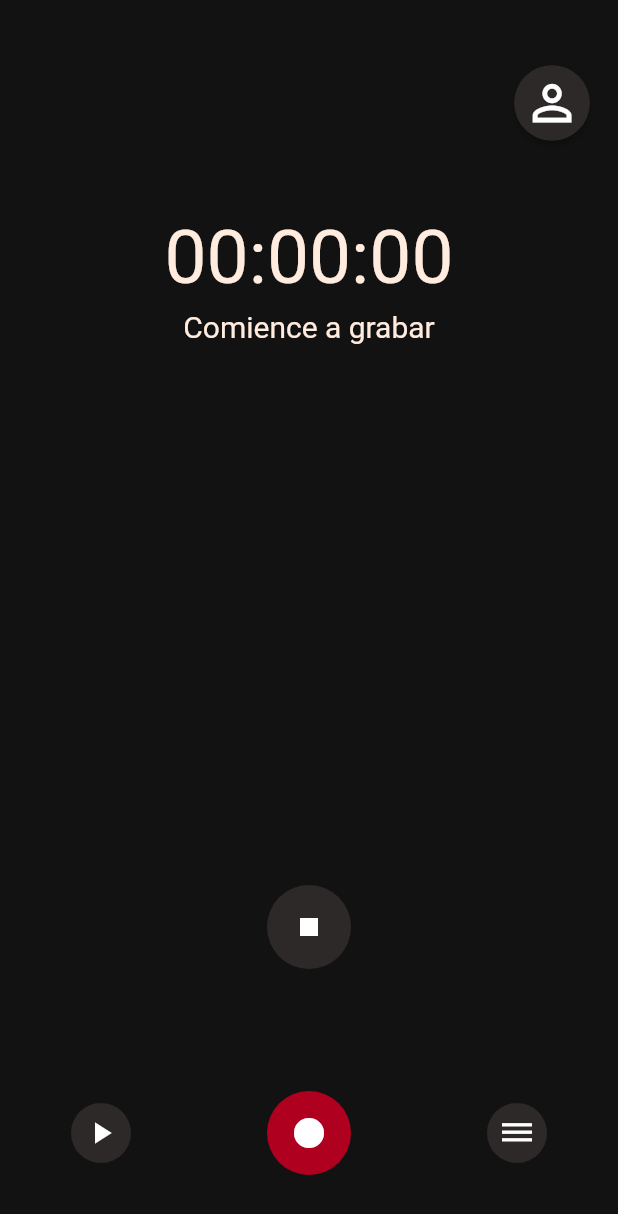
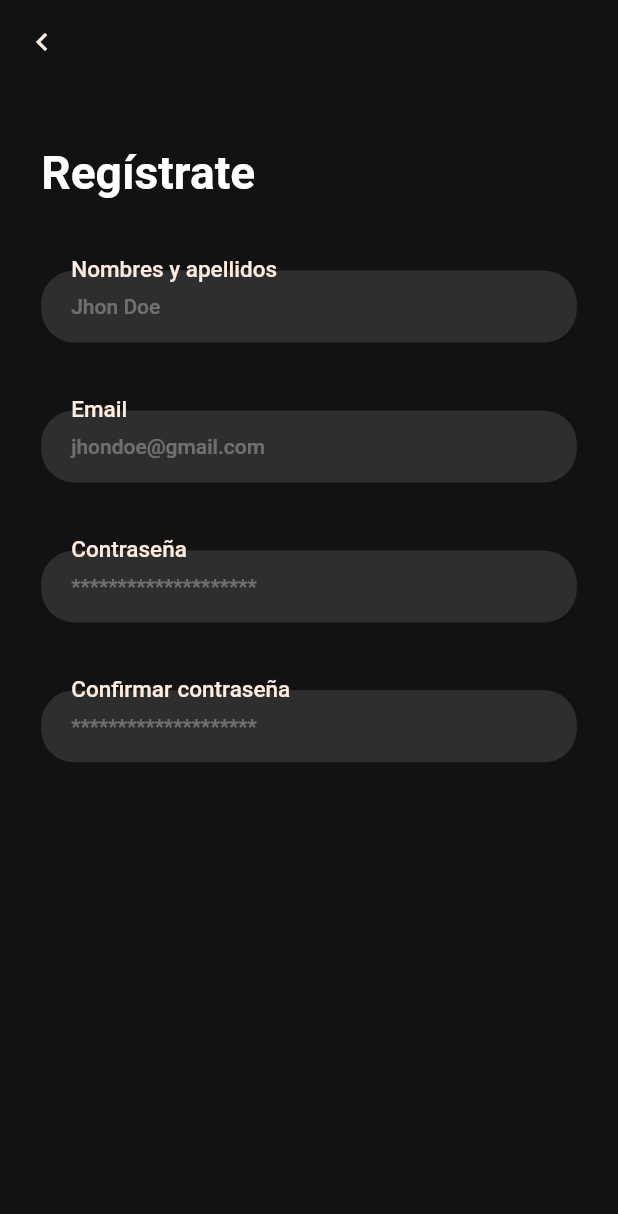
Before and after one commit to Robert3452/App_Painless, a Flutter app: the screen it shows after launch, after a tap on the "person outline" icon, on a phone screen of 412 x 824 dp. Shown: the top 1214 px of the screen. Run offline on Flutter 3.47's test engine with Material 2 defaults, Android fonts, the phone set to English and light mode, and no system bars; our stand-ins replace bloc, equatable, flutter_bloc, permission_handler, speech_to_text; missing offline and left inert: flutter_sound; statements that could not run were skipped.

Commit message:
adding register screen

```diff
--- a/lib/bloc/api/post_logic.dart
+++ b/lib/bloc/api/post_logic.dart
@@ -1,6 +1,5 @@
 import 'dart:convert';
 import 'package:http/http.dart' as http;
-
 abstract class PostLogic {
   Future<Map<String, dynamic>> postAggression(String sentence);
 }
@@ -8,20 +7,18 @@ abstract class PostLogic {
 class HttpException implements Exception {}
 
 class SimpleHttpLogic extends PostLogic {
-  // 'https://painless-v2.herokuapp.com/aggresion'
-  String url = 'https://painless-v2.herokuapp.com/aggresion';
+  String url = 'painless-v2.herokuapp.com';
+
   @override
   Future<Map<String, dynamic>> postAggression(String sentence) async {
+    String path = '/aggression';
     Map<String, String> headers = {"Content-type": "application/json"};
-    String json = jsonEncode({"sentence": sentence});
-
-    http.Response response =
-        await http.post(this.url, headers: headers, body: json);
-
+    Map<String, String> queryParameters = {"phrase": sentence};
+    String uri = Uri.https(this.url, path, queryParameters).toString();
+    http.Response response = await http.get(uri, headers: headers);
+    print(response.body);
     Map<String, dynamic> body =
         jsonDecode(response.body); //Convierte una cadena en JSON
-    print(body);
-
     return body;
   }
 }
--- a/lib/main.dart
+++ b/lib/main.dart
@@ -1,6 +1,8 @@
 import 'package:flutter/material.dart';
 import 'package:painless_app/constants.dart';
+import 'package:painless_app/routes.dart';
 import 'package:painless_app/screens/recorder/recorder.dart';
+import 'package:painless_app/theme.dart';
 
 void main() {
   runApp(MyApp());
@@ -13,15 +15,9 @@ class MyApp extends StatelessWidget {
     return MaterialApp(
       debugShowCheckedModeBanner: false,
       title: 'Painless App',
-      theme: ThemeData(
-        scaffoldBackgroundColor: kBackgroundColor,
-        textTheme: TextTheme(
-          bodyText1: TextStyle(color: kPrimaryColor),
-          bodyText2: TextStyle(color: kPrimaryColor),
-        ),
-        visualDensity: VisualDensity.adaptivePlatformDensity,
-      ),
-      home: Recorder(),
+      theme: theme(),
+      initialRoute: Recorder.routeName,
+      routes: routes,
     );
   }
 }
--- /dev/null
+++ b/lib/routes.dart
@@ -0,0 +1,9 @@
+import 'package:flutter/widgets.dart';
+import 'screens/recorder/recorder.dart';
+import 'screens/register/register.dart';
+
+final Map<String, WidgetBuilder> routes = {
+  Recorder.routeName : (context) => Recorder(),
+  Register.routeName : (context) => Register(),
+
+};
--- a/lib/screens/recorder/components/body.dart
+++ b/lib/screens/recorder/components/body.dart
@@ -3,9 +3,11 @@ import 'dart:io';
 import 'package:flutter/foundation.dart';
 import 'package:flutter/material.dart';
 import 'package:painless_app/screens/recorder/widgets/appbar_recorder.dart';
+import 'package:painless_app/screens/recorder/widgets/floating_buttons.dart';
 import 'package:painless_app/screens/recorder/widgets/init_speech_button.dart';
 import 'package:painless_app/screens/recorder/widgets/rounded_button.dart';
 import 'package:painless_app/screens/recorder/widgets/screen_recorder.dart';
+import 'package:painless_app/screens/register/register.dart';
 import 'package:painless_app/utils/app_utils.dart';
 import '../../../constants.dart';
 import 'package:flutter_bloc/flutter_bloc.dart';
@@ -52,7 +54,7 @@ class _BodyState extends State<Body> {
   bool _myRecorderIsInited = false;
   bool _myPlaybackReady = false;
   String _mPath = "flutter_sound_example.mp3";
-
+  String _pathFolder;
   @override
   void initState() {
     initSpeechState();
@@ -64,9 +66,7 @@ class _BodyState extends State<Body> {
     if (status != PermissionStatus.granted) {
       throw RecordingPermissionException('Storage permission not granted');
     }
-    String folder = await AppUtil.createFolderInIntDocDir('Recorder');
-    var _file = new File('$folder/$_mPath');
-    _mPath = _file.path;
+    _pathFolder = await AppUtil.createInternalDir('Recorder');
 
     var hasSpeech = await speech.initialize(
         onError: errorListener, onStatus: statusListener, debugLogging: true);
@@ -162,7 +162,8 @@ class _BodyState extends State<Body> {
   }
 
   void record() async {
-    _myRecorder.startRecorder(toFile: _mPath).then((value) {
+    String newFile = await AppUtil.createFile(_pathFolder);
+    _myRecorder.startRecorder(toFile: newFile).then((value) {
       setState(() {});
       print("Recording");
     });
@@ -174,7 +175,6 @@ class _BodyState extends State<Body> {
         var txt = DateFormat("mm:ss:SS", "es_US").format(date);
         setState(() {
           _recorderTxt = txt.substring(0, 8);
-          // print(_recorderTxt);
           _dbLevel = event.decibels;
         });
       }
@@ -185,6 +185,7 @@ class _BodyState extends State<Body> {
     await _myRecorder.stopRecorder().then((value) => {
           setState(() {
             _isRecording = false;
+            _recorderTxt = "00:00:00";
             _myPlaybackReady = true;
           })
         });
@@ -209,9 +210,6 @@ class _BodyState extends State<Body> {
   }
 
   _Fn getRecorderFn() {
-    // print(
-    //     '_myRecorderIsInited: $_myRecorderIsInited, _myPlayer.isStopped: ${_myPlayer.isStopped}');
-
     if (!_myRecorderIsInited || !_myPlayer.isStopped) {
       return null;
     }
@@ -219,8 +217,6 @@ class _BodyState extends State<Body> {
   }
 
   _Fn getPlayBackFn() {
-    // print(
-    //     '_myPlayerIsInited: $_myPlayerIsInited,_myPlaybackReady:$_myPlaybackReady,_myRecorder.isStopped: ${_myRecorder.isStopped} ');
     if (!_myPlayerIsInited || !_myPlaybackReady || !_myRecorder.isStopped) {
       return null;
     }
@@ -301,7 +297,9 @@ class _BodyState extends State<Body> {
                             RoundedButton(
                               bgColor: kSurfaceColor,
                               iconData: Icons.dehaze,
-                              onPressed: () {},
+                              onPressed: () {
+                                //  Navigator.pushNamed(context, Register.routeName);
+                              },
                               mini: true,
                               color: Color(0xFFFFFFFFF),
                             ),
--- a/lib/screens/recorder/recorder.dart
+++ b/lib/screens/recorder/recorder.dart
@@ -3,7 +3,7 @@ import '../../size_config.dart';
 import 'components/body.dart';
 
 class Recorder extends StatelessWidget {
-  static String routeName = "/recorder";
+  static String routeName = "/";
   @override
   Widget build(BuildContext context) {
     SizeConfig().init(context);
--- a/lib/screens/recorder/widgets/appbar_recorder.dart
+++ b/lib/screens/recorder/widgets/appbar_recorder.dart
@@ -1,5 +1,5 @@
 import 'package:flutter/material.dart';
-
+import 'package:painless_app/screens/register/register.dart';
 import '../../../constants.dart';
 import 'login_avatar.dart';
 
@@ -17,7 +17,9 @@ class AppbarRecorder extends StatelessWidget {
           crossAxisAlignment: CrossAxisAlignment.center,
           children: [
             MaterialButton(
-              onPressed: () {},
+              onPressed: () {
+                Navigator.pushNamed(context, Register.routeName);
+              },
               color: kSurfaceColor,
               textColor: Colors.white,
               child:
--- a/lib/screens/register/components/body.dart
+++ b/lib/screens/register/components/body.dart
@@ -0,0 +1,186 @@
+import 'package:flutter/material.dart';
+import 'package:painless_app/constants.dart';
+import 'package:painless_app/screens/register/components/default_button.dart';
+import 'package:painless_app/size_config.dart';
+
+class Body extends StatefulWidget {
+  @override
+  _BodyState createState() => _BodyState();
+}
+
+class _BodyState extends State<Body> {
+  final _formKey = GlobalKey<FormState>();
+  String email;
+  String password;
+  String confirm_password;
+  bool remember = false;
+  final List<String> errors = [];
+
+  void addError({String error}) {
+    if (!errors.contains(error)) {
+      setState(() {
+        errors.add(error);
+      });
+    }
+  }
+
+  void removeError({String error}) {
+    if (errors.contains(error)) {
+      setState(() {
+        errors.remove(error);
+      });
+    }
+  }
+
+  @override
+  Widget build(BuildContext context) {
+    return SafeArea(
+      child: SizedBox(
+        child: Padding(
+          padding: EdgeInsets.symmetric(
+            horizontal: getProportionateScreenWidth(20),
+          ),
+          child: SingleChildScrollView(
+            child: Form(
+              key: _formKey,
+              child: Padding(
+                padding: EdgeInsets.symmetric(
+                    horizontal: getProportionateScreenWidth(5)),
+                child: Column(
+                  // mainAxisAlignment: MainAxisAlignment.spaceEvenly,
+                  crossAxisAlignment: CrossAxisAlignment.start,
+                  children: [
+                    SizedBox(
+                      height: SizeConfig.screenHeight * 0.04,
+                    ),
+                    Text(
+                      "Regístrate",
+                      style: TextStyle(
+                          fontSize: getProportionateScreenWidth(28),
+                          fontWeight: FontWeight.bold,
+                          color: Colors.white,
+                          height: 1.5),
+                    ),
+
+                    SizedBox(height: SizeConfig.screenHeight * 0.055),
+                    buildNamesFormField(),
+
+                    SizedBox(height: SizeConfig.screenHeight * 0.055),
+                    buildEmailFormField(),
+
+                    SizedBox(height: SizeConfig.screenHeight * 0.055),
+                    builPasswordFormField(),
+
+                    SizedBox(height: SizeConfig.screenHeight * 0.055),
+                    builConfirmPasswordFormField(),
+
+                    SizedBox(height: SizeConfig.screenHeight * 0.055),
+                    DefaultButton(
+                      text: "Regístrate",
+                      press: () {},
+                    )
+                    //form,
+                  ],
+                ),
+              ),
+            ),
+          ),
+        ),
+      ),
+    );
+  }
+
+  TextFormField buildNamesFormField() {
+    return TextFormField(
+      // onSaved: (newValue),
+      style: TextStyle(
+        fontSize: 14,
+        color: kPrimaryLightColor,
+        fontWeight: FontWeight.w500,
+      ),
+      decoration: InputDecoration(
+        floatingLabelBehavior: FloatingLabelBehavior.always,
+        labelText: "Nombres y apellidos",
+        hintText: "Jhon Doe",
+      ),
+    );
+  }
+
+  TextFormField buildEmailFormField() {
+    return TextFormField(
+      // onSaved: (newValue),
+      keyboardType: TextInputType.emailAddress,
+      style: TextStyle(
+        fontSize: 14,
+        color: kPrimaryLightColor,
+        fontWeight: FontWeight.w500,
+      ),
+      decoration: InputDecoration(
+        floatingLabelBehavior: FloatingLabelBehavior.always,
+        labelText: "Email",
+        hintText: "jhondoe@gmail.com",
+      ),
+    );
+  }
+
+  TextFormField builPasswordFormField() {
+    return TextFormField(
+      obscureText: true,
+      // onSaved: (newValue),
+      style: TextStyle(
+        fontSize: 14,
+        color: kPrimaryLightColor,
+        fontWeight: FontWeight.w500,
+      ),
+      decoration: InputDecoration(
+        labelText: "Contraseña",
+        floatingLabelBehavior: FloatingLabelBehavior.always,
+        hintText: "********************",
+      ),
+    );
+  }
+
+  TextFormField builConfirmPasswordFormField() {
+    return TextFormField(
+      obscureText: true,
+      // onSaved: (newValue),
+      style: TextStyle(
+        fontSize: 14,
+        color: kPrimaryLightColor,
+        fontWeight: FontWeight.w500,
+      ),
+      decoration: InputDecoration(
+        floatingLabelBehavior: FloatingLabelBehavior.always,
+        labelText: "Confirmar contraseña",
+        hintText: "********************",
+      ),
+    );
+  }
+}
+
+class SuffixIcon extends StatelessWidget {
+  final IconData icon;
+  final Color color;
+  const SuffixIcon({
+    Key key,
+    this.icon,
+    this.color,
+  }) : super(key: key);
+
+  @override
+  Widget build(BuildContext context) {
+    return Padding(
+      child: Icon(
+        icon,
+        color: color,
+        size: getProportionateScreenWidth(18),
+      ),
+      padding: EdgeInsets.fromLTRB(
+        0,
+        getProportionateScreenWidth(20),
+        getProportionateScreenWidth(20),
+        getProportionateScreenWidth(20),
+      ),
+    );
+  }
+}
--- /dev/null
+++ b/lib/screens/register/components/default_button.dart
@@ -0,0 +1,17 @@
+import 'package:flutter/material.dart';
+
+import '../../../constants.dart';
+import '../../../size_config.dart';
+
+class DefaultButton extends StatelessWidget {
+  final String text;
+  final Function press;
+
+  const DefaultButton({Key key, this.text, this.press}) : super(key: key);
+  @override
+  Widget build(BuildContext context) {
+    return Container(
+
+    );
+  }
+}
--- a/lib/screens/register/register.dart
+++ b/lib/screens/register/register.dart
@@ -0,0 +1,28 @@
+import 'package:flutter/material.dart';
+import 'package:painless_app/constants.dart';
+import 'package:painless_app/screens/register/components/body.dart';
+import 'package:painless_app/size_config.dart';
+
+class Register extends StatelessWidget {
+  static String routeName = "/signup";
+  @override
+  Widget build(BuildContext context) {
+    SizeConfig().init(context);
+    return Scaffold(
+      appBar: AppBar(
+        backgroundColor: kBackgroundColor,
+        leading: Builder(
+          builder: (BuildContext context) {
+            return IconButton(
+                icon: Icon(
+                  Icons.chevron_left_outlined,
+                  color: kPrimaryLightColor,
+                ),
+                onPressed: () {});
+          },
+        ),
+      ),
+      body: Body(),
+    );
+  }
+}
--- /dev/null
+++ b/lib/screens/register/widgets/appbar.dart
@@ -0,0 +1,12 @@
+import 'package:flutter/material.dart';
+
+import '../../../constants.dart';
+
+class AppbarSignup extends StatelessWidget {
+  @override
+  Widget build(BuildContext context) {
+    return Container(
+
+    );
+  }
+}
--- /dev/null
+++ b/lib/theme.dart
@@ -0,0 +1,56 @@
+import 'package:flutter/material.dart';
+
+import 'constants.dart';
+
+ThemeData theme() {
+  return ThemeData(
+    visualDensity: VisualDensity.adaptivePlatformDensity,
+    scaffoldBackgroundColor: kBackgroundColor,
+    inputDecorationTheme: inputDecorationTheme(),
+    textTheme: textTheme(),
+    appBarTheme: appBarTheme(),
+  );
+}
+
+AppBarTheme appBarTheme() {
+  return AppBarTheme(
+    color: kPrimaryLightColor,
+    elevation: 0,
+    brightness: Brightness.dark,
+    iconTheme: IconThemeData(color: kPrimaryLightColor),
+    textTheme: TextTheme(
+      headline6: TextStyle(color: kPrimaryLightColor, fontSize: 18),
+    ),
+  );
+}
+
+InputDecorationTheme inputDecorationTheme() {
+  OutlineInputBorder outlineInputBorder = OutlineInputBorder(
+    borderSide: BorderSide(
+      color: Colors.transparent,
+      width: 0,
+    ),
+    borderRadius: BorderRadius.all(
+      Radius.circular(22.0),
+    ),
+  );
+
+  return InputDecorationTheme(
+    fillColor: Color.fromARGB(30, 255, 255, 255),
+    hintStyle: TextStyle(color: Color.fromARGB(80, 255, 255, 255)),
+    labelStyle: TextStyle(color: kPrimaryLightColor, height: 0.6, fontSize: 20),
+    contentPadding: EdgeInsets.symmetric(horizontal: 20, vertical: 10),
+    floatingLabelBehavior: FloatingLabelBehavior.always,
+    filled: true,
+    enabledBorder: outlineInputBorder,
+    focusedBorder: outlineInputBorder,
+    border: outlineInputBorder,
+  );
+}
+
+TextTheme textTheme() {
+  return TextTheme(
+    bodyText1: TextStyle(color: kPrimaryColor),
+    bodyText2: TextStyle(color: kPrimaryColor),
+  );
+}
--- a/lib/utils/app_utils.dart
+++ b/lib/utils/app_utils.dart
@@ -1,17 +1,30 @@
 import 'dart:io';
 
 class AppUtil {
-  static Future<String> createFolderInIntDocDir(String folderName) async {
-    final Directory _appInternalDir = Directory('/storage/emulated/0');
-    final Directory _appInternalDirFolder =
-        Directory('${_appInternalDir.path}/$folderName/');
+  static Future<String> createInternalDir(String folderName) async {
+    final Directory _internalDir = Directory('/storage/emulated/0');
+    final Directory _appInternalDirectory =
+        Directory('${_internalDir.path}/$folderName/');
 
-    if (await _appInternalDirFolder.exists()) {
-      return _appInternalDirFolder.path;
+    if (await _appInternalDirectory.exists()) {
+      return _appInternalDirectory.path;
     } else {
       final Directory _appNewFolder =
-          await _appInternalDirFolder.create(recursive: true);
+          await _appInternalDirectory.create(recursive: true);
       return _appNewFolder.path;
     }
   }
+
+  static Future<String> createFile(String appPath) async {
+    String now = DateTime.now().toString();
+    print(now);
+    String newFile = "$appPath/$now.mp3";
+    final File fileApp = File('$newFile');
+    if (await fileApp.exists()) {
+      return fileApp.path;
+    } else {
+      await fileApp.create(recursive: true);
+      return fileApp.path;
+    }
+  }
 }
--- a/lib/utils/recorder.dart
+++ b/lib/utils/recorder.dart
@@ -41,7 +41,7 @@ class Recorder {
     if (status != PermissionStatus.granted) {
       throw RecordingPermissionException('Storage permission not granted');
     }
-    String folder = await AppUtil.createFolderInIntDocDir('Recorder');
+    String folder = await AppUtil.createInternalDir('Recorder');
     var file = File('$folder/$_mPath');
     _mPath = file.path;
 
```
